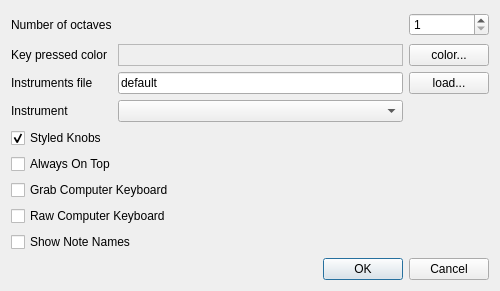
Before: the Qt Designer form trunk/src/preferences.ui in svn2github/vmpk, drawn with Qt 5.
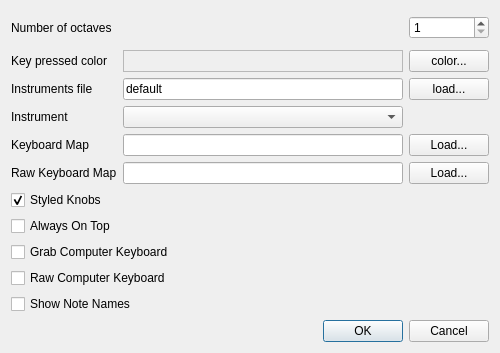
After: the same form once the commit is applied.

Commit message: * raw keyboard support: Preferences dialog.

```diff
--- a/trunk/src/preferences.ui
+++ b/trunk/src/preferences.ui
@@ -7,7 +7,7 @@
     <x>0</x>
     <y>0</y>
     <width>500</width>
-    <height>291</height>
+    <height>353</height>
    </rect>
   </property>
   <property name="minimumSize">
@@ -20,7 +20,7 @@
    <string>Preferences</string>
   </property>
   <layout class="QGridLayout" name="gridLayout">
-   <item row="0" column="0">
+   <item row="0" column="0" colspan="2">
     <widget class="QLabel" name="lblNumOctaves">
      <property name="sizePolicy">
       <sizepolicy hsizetype="Minimum" vsizetype="Expanding">
@@ -165,7 +165,41 @@
      </property>
     </widget>
    </item>
-   <item row="4" column="0" colspan="2">
+   <item row="4" column="0">
+    <widget class="QLabel" name="lblKmap">
+     <property name="text">
+      <string>Keyboard Map</string>
+     </property>
+    </widget>
+   </item>
+   <item row="4" column="1">
+    <widget class="QLineEdit" name="txtFileKmap"/>
+   </item>
+   <item row="4" column="2">
+    <widget class="QPushButton" name="btnKmap">
+     <property name="text">
+      <string>Load...</string>
+     </property>
+    </widget>
+   </item>
+   <item row="5" column="0">
+    <widget class="QLabel" name="lblRawKmap">
+     <property name="text">
+      <string>Raw Keyboard Map</string>
+     </property>
+    </widget>
+   </item>
+   <item row="5" column="1">
+    <widget class="QLineEdit" name="txtFileRawKmap"/>
+   </item>
+   <item row="5" column="2">
+    <widget class="QPushButton" name="btnRawKmap">
+     <property name="text">
+      <string>Load...</string>
+     </property>
+    </widget>
+   </item>
+   <item row="6" column="0" colspan="3">
     <widget class="QCheckBox" name="chkStyledKnobs">
      <property name="whatsThis">
       <string>Change the knob buttons style, either using the custom look or revert to the style selected in qtconfig.</string>
@@ -178,7 +212,7 @@
      </property>
     </widget>
    </item>
-   <item row="5" column="0" colspan="2">
+   <item row="7" column="0" colspan="3">
     <widget class="QCheckBox" name="chkAlwaysOnTop">
      <property name="whatsThis">
       <string>Check this box to keep the keyboard window always visible, on top of other windows.</string>
@@ -188,7 +222,7 @@
      </property>
     </widget>
    </item>
-   <item row="6" column="0" colspan="2">
+   <item row="8" column="0" colspan="3">
     <widget class="QCheckBox" name="chkGrabKb">
      <property name="whatsThis">
       <string>&lt;!DOCTYPE HTML PUBLIC &quot;-//W3C//DTD HTML 4.0//EN&quot; &quot;http://www.w3.org/TR/REC-html40/strict.dtd&quot;&gt;
@@ -202,7 +236,7 @@
      </property>
     </widget>
    </item>
-   <item row="7" column="0" colspan="2">
+   <item row="9" column="0" colspan="3">
     <widget class="QCheckBox" name="chkRawKeyboard">
      <property name="whatsThis">
       <string>&lt;!DOCTYPE HTML PUBLIC &quot;-//W3C//DTD HTML 4.0//EN&quot; &quot;http://www.w3.org/TR/REC-html40/strict.dtd&quot;&gt;
@@ -219,7 +253,7 @@
      </property>
     </widget>
    </item>
-   <item row="8" column="0" colspan="2">
+   <item row="10" column="0" colspan="3">
     <widget class="QCheckBox" name="chkShowNames">
      <property name="whatsThis">
       <string>Check this box to display the note names over the piano keys.</string>
@@ -229,7 +263,7 @@
      </property>
     </widget>
    </item>
-   <item row="9" column="0" colspan="3">
+   <item row="11" column="0" colspan="3">
     <widget class="QDialogButtonBox" name="buttonBox">
      <property name="standardButtons">
       <set>QDialogButtonBox::Cancel|QDialogButtonBox::Ok</set>
```
The commit also changes 4 other files.
